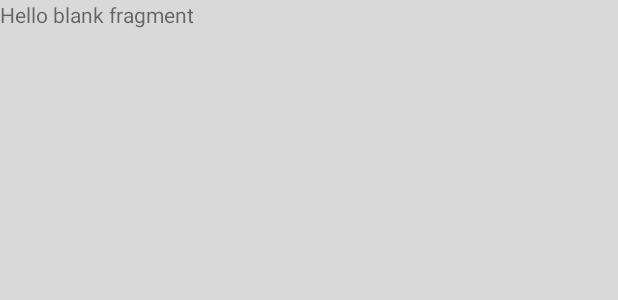
After one commit to Avatarchik/AugmentedReality_Android, an Android app: the layout fragment_data.xml on its own in the app's theme, with its tools: preview values and no code run, on a phone screen of 412 x 824 dp. The commit adds this screen. Shown: the top 300 px of the screen. Run offline under Robolectric (Android 15) with nearby library versions, the phone set to English and light mode, and no system bars; network calls fail.

Commit message:
add fragment data

```diff
--- a/app/build.gradle
+++ b/app/build.gradle
@@ -59,8 +59,8 @@ dependencies {
     compile project(':aRBaseLib')
     compile 'com.google.android.gms:play-services-gcm:8.4.0'
     compile 'com.android.volley:volley:1.0.0'
-    compile 'com.android.support:appcompat-v7:23.2.1'
-    compile 'com.android.support:support-v4:23.2.1'
-    compile 'com.android.support:design:23.2.1'
+    compile 'com.android.support:appcompat-v7:23.3.0'
+    compile 'com.android.support:support-v4:23.3.0'
+    compile 'com.android.support:design:23.3.0'
     compile 'com.getbase:floatingactionbutton:1.10.1'
 }
--- /dev/null
+++ b/app/src/main/res/layout/fragment_data.xml
@@ -0,0 +1,14 @@
+<FrameLayout xmlns:android="http://schemas.android.com/apk/res/android"
+    xmlns:tools="http://schemas.android.com/tools"
+    android:layout_width="match_parent"
+    android:layout_height="match_parent"
+    android:background="#d9d9d9"
+    tools:context="com.freedom.augmentedreality.fragments.DataFragment">
+
+    <!-- TODO: Update blank fragment layout -->
+    <TextView
+        android:layout_width="match_parent"
+        android:layout_height="match_parent"
+        android:text="@string/hello_blank_fragment" />
+
+</FrameLayout>
```
Also changed, not shown: app/src/main/java/com/freedom/augmentedreality/ArActivity.java (+6 -1 lines), app/src/main/java/com/freedom/augmentedreality/fragments/DataFragment.java (added, +30 -0 lines).
